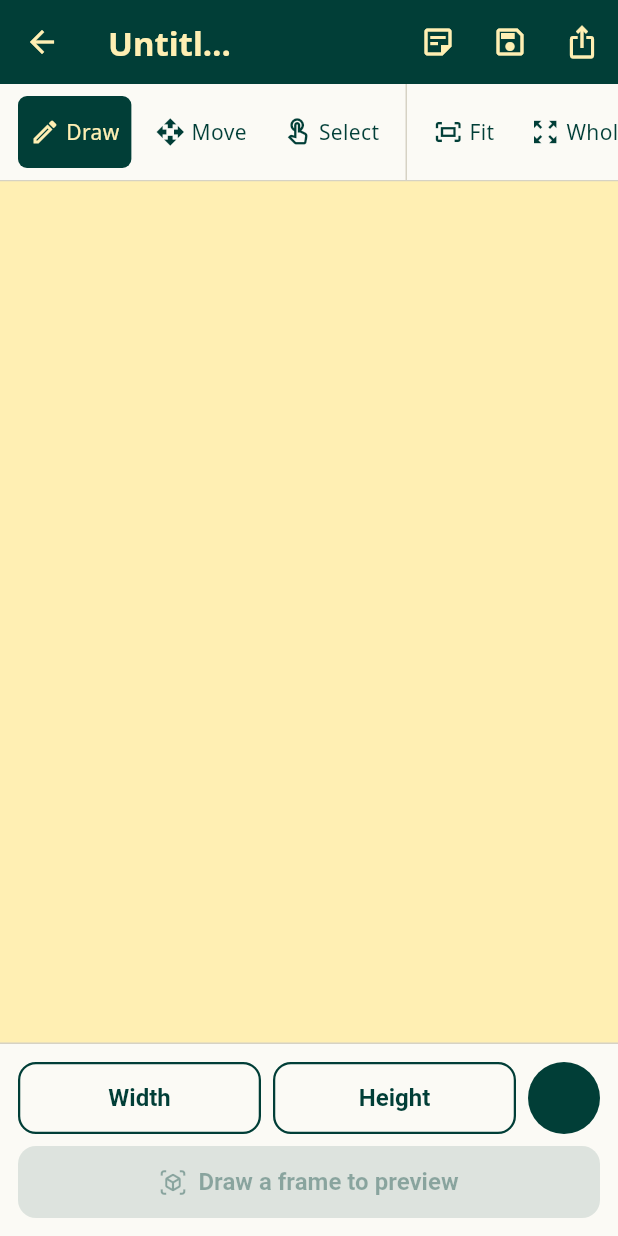
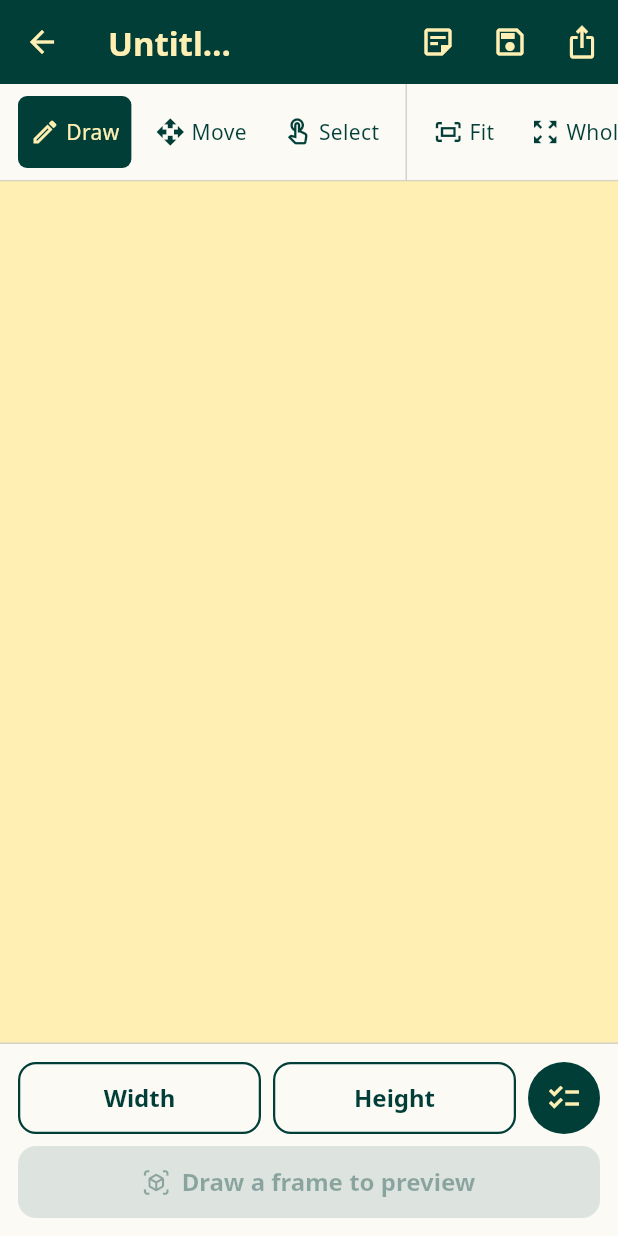
Before and after one commit to Srusht22/ProFrame, a Flutter app: the CanvasScreen screen opened directly with empty values, item 2 of the bottom bar chosen, after a tap on the "checklist" icon, on a phone screen of 412 x 824 dp. Run offline on Flutter 3.47's test engine with Material 3 defaults, Android fonts, the phone set to English and light mode, and no system bars; our stand-ins replace flutter_riverpod, pdf, printing, share_plus, shared_preferences; missing offline and left inert: file_selector; accounts and stored records are empty.

Commit message:
Stop the drawing disappearing when the finger comes off the glass
The canvas painted the live stroke and the geometry the app recognised, and
nothing else. The model kept every stroke — addStroke says so in as many
words — but the canvas never drew them, so a stroke the classifier made
nothing of vanished the moment it was finished, and a stroke it did
understand was replaced by the clean shape.

Every kept stroke is now drawn, faded and thin, under the frame and the
dividers: what the app understood stands out, what the user drew is still
there to compare it against, and nothing ever disappears.

Two more things on that screen could not be seen, found while checking the
fix in a browser:

- Button labels were blank. The filled and outlined button themes set a
  textStyle with a size and a weight but no font family, and a button style's
  textStyle replaces the inherited one rather than merging with it — so the
  labels were drawn in whatever font the platform had, which on the web is
  none at all. Width, Height and 3D Preview were empty outlines.
- The summary button painted a deep green icon on a deep green circle: the
  icon-button theme's one foreground colour wins over the filled variant's.

The size buttons also put the name and the value on separate lines. In one
line they were ellipsised, and what got cut was the bracket that says a size
has not been confirmed.

Tests: 363 passing. Each of the three is covered by a test that fails
without its fix, and all three were confirmed by drawing in the built web
app and looking at it.

Co-Authored-By: Claude Opus 5 <noreply@anthropic.com>
Claude-Session: https://claude.ai/code/session_01EGHaXCBfq1GPsj4SkSHohs

```diff
--- a/lib/app/canvas/design_painter.dart
+++ b/lib/app/canvas/design_painter.dart
@@ -63,6 +63,10 @@ class DesignPainter extends CustomPainter {
     final projection = CanvasProjection.view(size, zoom: zoom, pan: pan);
 
     _paintPanels(canvas, projection);
+    // Under the frame and the dividers, so what the app understood stands out
+    // — and over the panel fills, so a stroke it understood nothing of is
+    // still visible rather than painted over.
+    _paintKeptInk(canvas, projection);
     _paintFrame(canvas, projection);
     _paintDividers(canvas, projection);
     _paintDimensions(canvas, projection);
@@ -298,6 +302,37 @@ class DesignPainter extends CustomPainter {
 
   // -- ink ------------------------------------------------------------------
 
+  /// Every stroke the user has drawn, still on the sheet.
+  ///
+  /// The model keeps each stroke whatever the classifier decided (spec
+  /// section 4). Without this the ink disappeared the moment the finger came
+  /// off the glass: a recognised stroke was replaced by what it produced, and
+  /// a stroke that was recognised as nothing simply vanished, which is the
+  /// one thing a drawing-first app must never do.
+  void _paintKeptInk(Canvas canvas, CanvasProjection projection) {
+    if (design.sketch.isEmpty) return;
+    final paint = Paint()
+      ..style = PaintingStyle.stroke
+      ..strokeWidth = AppCanvasMetrics.keptInkWidth
+      ..strokeCap = StrokeCap.round
+      ..strokeJoin = StrokeJoin.round
+      ..color = inkColor.withValues(alpha: AppCanvasMetrics.keptInkOpacity);
+
+    for (final stroke in design.sketch.strokes) {
+      if (stroke.points.length < 2) continue;
+      final path = Path();
+      for (var i = 0; i < stroke.points.length; i++) {
+        final pixel = projection.toPixels(stroke.points[i]);
+        if (i == 0) {
+          path.moveTo(pixel.dx, pixel.dy);
+        } else {
+          path.lineTo(pixel.dx, pixel.dy);
+        }
+      }
+      canvas.drawPath(path, paint);
+    }
+  }
+
   void _paintWetInk(Canvas canvas, CanvasProjection projection) {
     if (wetInk.length < 2) return;
     final path = Path()
--- a/lib/app/screens/canvas_screen.dart
+++ b/lib/app/screens/canvas_screen.dart
@@ -9,6 +9,7 @@ import '../../core/layout/responsive.dart';
 import '../../core/units/length_unit.dart';
 import '../../domain/design_document.dart';
 import '../../domain/layout/design_validator.dart';
+import '../../domain/measurement.dart';
 import '../../domain/panel.dart';
 import '../../domain/panel_divider.dart';
 import '../canvas/canvas_projection.dart';
@@ -620,30 +621,20 @@ class _Toolbar extends StatelessWidget {
           Row(
             children: [
               Expanded(
-                child: OutlinedButton(
+                child: _SizeButton(
+                  label: s(T.width),
+                  measurement: width,
+                  unit: unit,
                   onPressed: onWidth,
-                  child: Text(
-                    width == null
-                        ? s(T.width)
-                        : '${s(T.width)} '
-                            '${s.length(width.millimetres, unit)}'
-                            '${width.isConfirmed ? '' : ' ?'}',
-                    overflow: TextOverflow.ellipsis,
-                  ),
                 ),
               ),
               const SizedBox(width: AppSpacing.xs),
               Expanded(
-                child: OutlinedButton(
+                child: _SizeButton(
+                  label: s(T.height),
+                  measurement: height,
+                  unit: unit,
                   onPressed: onHeight,
-                  child: Text(
-                    height == null
-                        ? s(T.height)
-                        : '${s(T.height)} '
-                            '${s.length(height.millimetres, unit)}'
-                            '${height.isConfirmed ? '' : ' ?'}',
-                    overflow: TextOverflow.ellipsis,
-                  ),
                 ),
               ),
               if (showSummaryButton) ...[
@@ -651,6 +642,14 @@ class _Toolbar extends StatelessWidget {
                 IconButton.filled(
                   icon: const Icon(Icons.checklist),
                   tooltip: s(T.whatIsStillToConfirm),
+                  // Named here because the app's icon-button theme sets one
+                  // foreground colour for every icon button, and it wins over
+                  // the filled variant's own — which would paint a deep green
+                  // icon on a deep green circle.
+                  style: IconButton.styleFrom(
+                    foregroundColor: AppColors.cream,
+                    backgroundColor: AppColors.deepGreen,
+                  ),
                   onPressed: onSummary,
                 ),
               ],
@@ -667,6 +666,60 @@ class _Toolbar extends StatelessWidget {
               onPressed: onPreview,
             ),
           ),
+        ],
+      ),
+    );
+  }
+}
+
+/// One of the two overall sizes, and the button that asks for it.
+///
+/// The name and the value go on separate lines rather than in one sentence:
+/// on a phone the two buttons share the width of the screen, and a single
+/// line was ellipsised — which cut off the very mark that says a size has not
+/// been confirmed (spec section 2).
+class _SizeButton extends StatelessWidget {
+  final String label;
+  final Measurement? measurement;
+  final LengthUnit unit;
+  final VoidCallback onPressed;
+
+  const _SizeButton({
+    required this.label,
+    required this.measurement,
+    required this.unit,
+    required this.onPressed,
+  });
+
+  @override
+  Widget build(BuildContext context) {
+    final s = context.s;
+    final theme = Theme.of(context);
+    final value = measurement;
+
+    return OutlinedButton(
+      onPressed: onPressed,
+      child: Column(
+        mainAxisSize: MainAxisSize.min,
+        children: [
+          Text(
+            label,
+            style: value == null
+                ? null
+                : theme.textTheme.labelSmall?.copyWith(
+                    color: AppColors.mutedText,
+                  ),
+            overflow: TextOverflow.ellipsis,
+          ),
+          if (value != null)
+            Text(
+              // Brackets, not only a colour, for a size nobody has confirmed
+              // — the same convention the drawing itself uses.
+              value.isConfirmed
+                  ? s.length(value.millimetres, unit)
+                  : '(${s.length(value.millimetres, unit)})',
+              overflow: TextOverflow.ellipsis,
+            ),
         ],
       ),
     );
--- a/lib/core/design/app_theme.dart
+++ b/lib/core/design/app_theme.dart
@@ -33,6 +33,19 @@ abstract final class AppTheme {
         onErrorContainer: AppColors.danger,
       );
 
+  /// The label on a button.
+  ///
+  /// A button style's `textStyle` **replaces** the inherited one rather than
+  /// merging with it, so a style that names a size and a weight but no family
+  /// drops the app's font — and with it every glyph, on a platform that has no
+  /// system font to fall back to. The family is named here for that reason.
+  static const TextStyle buttonLabel = TextStyle(
+    fontFamily: AppFonts.family,
+    fontFamilyFallback: AppFonts.fallback,
+    fontSize: 16,
+    fontWeight: FontWeight.w600,
+  );
+
   static ThemeData light() {
     final scheme = colorScheme;
     final base = ThemeData(
@@ -62,7 +75,7 @@ abstract final class AppTheme {
           shape: const RoundedRectangleBorder(
             borderRadius: BorderRadius.all(Radius.circular(AppRadius.md)),
           ),
-          textStyle: const TextStyle(fontSize: 16, fontWeight: FontWeight.w600),
+          textStyle: buttonLabel,
         ),
       ),
       outlinedButtonTheme: OutlinedButtonThemeData(
@@ -73,9 +86,11 @@ abstract final class AppTheme {
           shape: const RoundedRectangleBorder(
             borderRadius: BorderRadius.all(Radius.circular(AppRadius.md)),
           ),
-          textStyle: const TextStyle(fontSize: 16, fontWeight: FontWeight.w600),
+          textStyle: buttonLabel,
         ),
       ),
+      // A text button names no style of its own, so it keeps the theme's
+      // `labelLarge` — which already carries the font. Nothing to add.
       textButtonTheme: TextButtonThemeData(
         style: TextButton.styleFrom(
           foregroundColor: AppColors.deepGreen,
--- a/lib/core/design/tokens.dart
+++ b/lib/core/design/tokens.dart
@@ -115,6 +115,15 @@ abstract final class AppCanvasMetrics {
   /// Wet ink, before the stroke has been read.
   static const double inkWidth = 3;
 
+  /// The user's own lines, kept on the sheet after they have been read.
+  ///
+  /// Thinner and faded, like pencil under ink: what the app made of a stroke
+  /// is what stands out, but the stroke itself is still there to compare it
+  /// against — and a stroke the app made nothing of is still on the paper
+  /// rather than gone (spec section 4).
+  static const double keptInkWidth = 2;
+  static const double keptInkOpacity = 0.4;
+
   /// The frame, once recognised and snapped.
   static const double frameWidth = 4;
 
```
Also changed, not shown: 4 other files.
